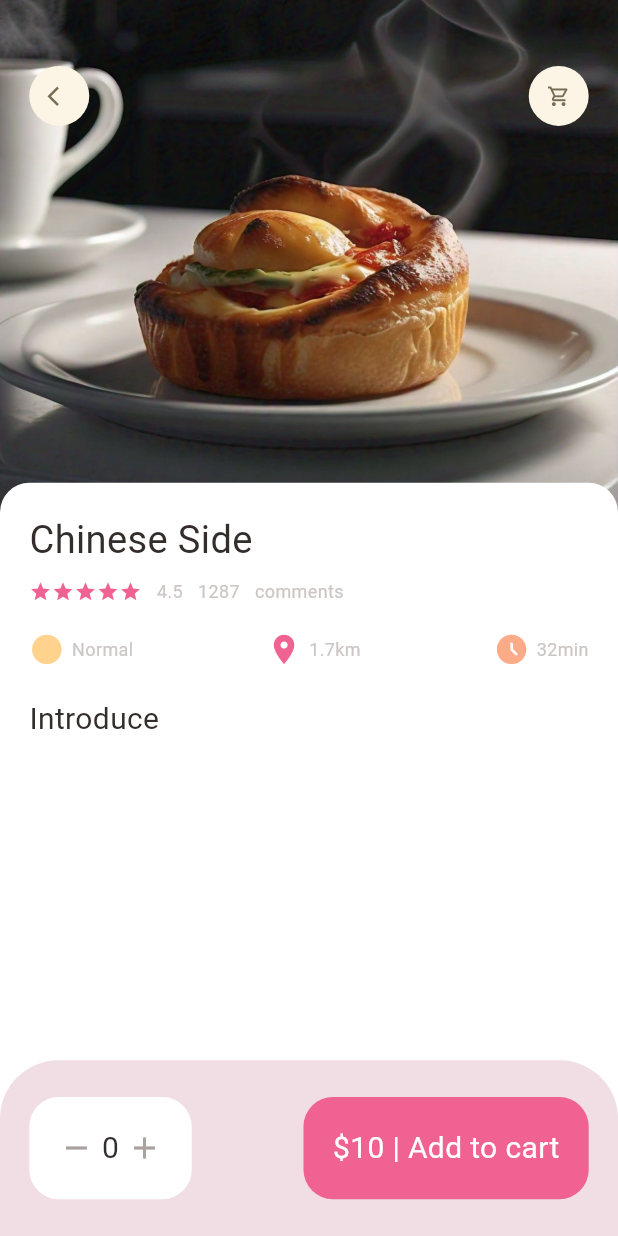
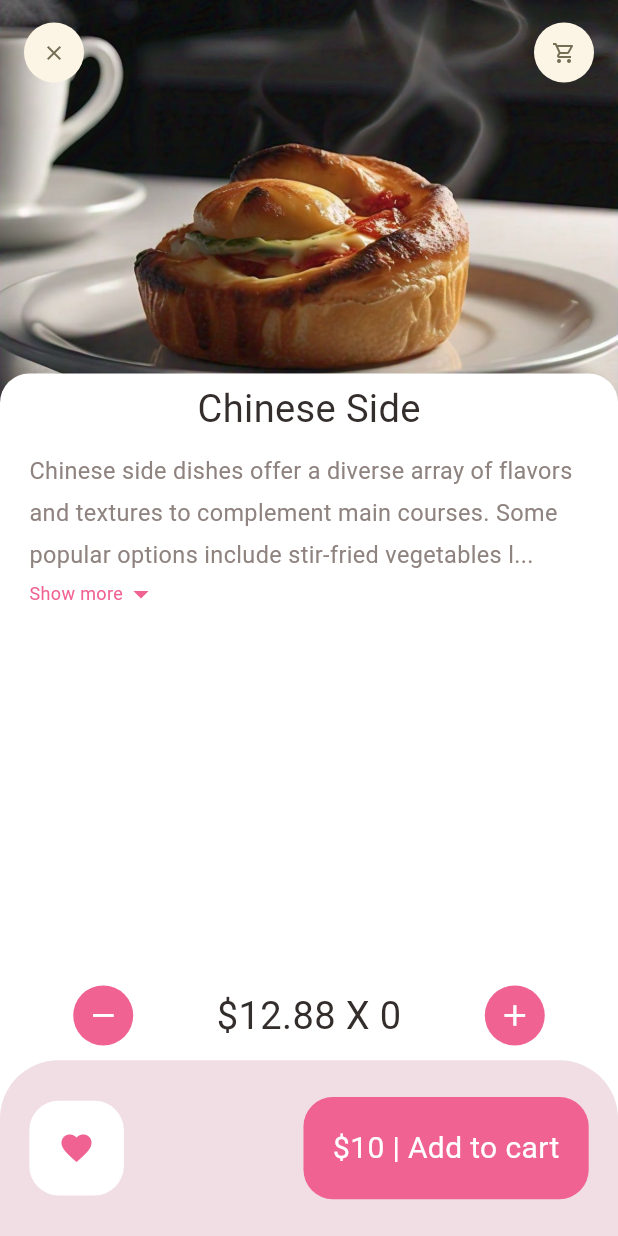
Before and after one commit to Sushma-2004/delish_go, a Flutter app: the screen it shows after launch, on a phone screen of 412 x 824 dp. Run offline on Flutter 3.47's test engine with Material 3 defaults, Android fonts, the phone set to English and light mode, and no system bars; our stand-ins replace dots_indicator, get.

Commit message:
recommended food_detail page

```diff
--- a/lib/main.dart
+++ b/lib/main.dart
@@ -1,5 +1,5 @@
 import 'package:delish_go/pages/food/popular_food_detail.dart';
-import 'package:delish_go/pages/home/main_food_page.dart';
+import 'package:delish_go/pages/food/recommended_food_detail.dart';
 import 'package:flutter/material.dart';
 import 'package:get/get.dart';
 
@@ -20,7 +20,7 @@
         colorScheme: ColorScheme.fromSeed(seedColor: Colors.deepPurple),
         useMaterial3: true,
       ),
-      home: PopularFoodDetail(),
+      home: RecommendedFoodDetail(),
     );
   }
 }
--- a/lib/pages/food/popular_food_detail.dart
+++ b/lib/pages/food/popular_food_detail.dart
@@ -3,6 +3,7 @@ import 'package:delish_go/utils/dimensions.dart';
 import 'package:delish_go/widgets/app_column.dart';
 import 'package:delish_go/widgets/app_icon.dart';
 import 'package:delish_go/widgets/big_text.dart';
+import 'package:delish_go/widgets/expandable_text_widget.dart';
 import 'package:flutter/material.dart';
 
 class PopularFoodDetail extends StatelessWidget {
@@ -14,6 +15,7 @@ class PopularFoodDetail extends StatelessWidget {
       backgroundColor: Colors.white,
       body: Stack(
         children: [
+          //background image
           Positioned(
               left: 0,
               right: 0,
@@ -25,6 +27,7 @@ class PopularFoodDetail extends StatelessWidget {
                         fit: BoxFit.cover,
                         image: AssetImage("assets/image/food1.png"))),
               )),
+          //icon widget
           Positioned(
               top: Dimensions.height45,
               left: Dimensions.width20,
@@ -36,6 +39,7 @@ class PopularFoodDetail extends StatelessWidget {
                   AppIcon(icon: Icons.shopping_cart_outlined)
                 ],
               )),
+          //introduction of food
           Positioned(
               left: 0,
               right: 0,
@@ -60,7 +64,17 @@ class PopularFoodDetail extends StatelessWidget {
                     SizedBox(
                       height: Dimensions.height20,
                     ),
-                    BigText(text: "Introduce")
+                    BigText(text: "Introduce"),
+                   SizedBox(
+                      height: Dimensions.height20,
+                    ),
+                    Expanded(
+                      child: SingleChildScrollView(
+                        child: ExpandableTextWidget(
+                            text:
+                                "Chinese side dishes offer a diverse array of flavors and textures to complement main courses. Some popular options include stir-fried vegetables like broccoli, carrots, and bok choy, as well as braised or steamed choices like eggplant, tofu, and edamame. Additionally, Chinese cuisine often features side dishes like fried wontons, scallion pancakes, and savory dumplings. Other options might include pickled vegetables, like cucumbers or carrots, and fermented foods like kimchi or sauerkraut. These side dishes not only add variety to a meal but also provide a balance of flavors and nutrients. They can be served hot or cold, sweet or savory, and may be cooked using various techniques like steaming, roasting, or stir-frying.",),
+                      ),
+                    )
                   ],
                 ),
               )),
@@ -113,7 +127,10 @@ class PopularFoodDetail extends StatelessWidget {
               decoration: BoxDecoration(
                   borderRadius: BorderRadius.circular(Dimensions.radius20),
                   color: AppColors.mainColor),
-              child: BigText(text: "\$10 | Add to cart",color: Colors.white,),
+              child: BigText(
+                text: "\$10 | Add to cart",
+                color: Colors.white,
+              ),
             )
           ],
         ),
--- /dev/null
+++ b/lib/pages/food/recommended_food_detail.dart
@@ -0,0 +1,147 @@
+import 'package:delish_go/utils/AppColors/app_colors.dart';
+import 'package:delish_go/utils/dimensions.dart';
+import 'package:delish_go/widgets/app_icon.dart';
+import 'package:delish_go/widgets/big_text.dart';
+import 'package:delish_go/widgets/expandable_text_widget.dart';
+import 'package:flutter/material.dart';
+
+class RecommendedFoodDetail extends StatelessWidget {
+  const RecommendedFoodDetail({super.key});
+
+  @override
+  Widget build(BuildContext context) {
+    return Scaffold(
+      backgroundColor: Colors.white,
+      body: CustomScrollView(
+        slivers: [
+          SliverAppBar(
+            toolbarHeight: 70,
+            title: Row(
+              mainAxisAlignment: MainAxisAlignment.spaceBetween,
+              children: [
+                AppIcon(icon: Icons.clear),
+                AppIcon(icon: Icons.shopping_cart_outlined)
+              ],
+            ),
+            bottom: PreferredSize(
+                preferredSize: Size.fromHeight(20),
+                child: Container(
+                  child: Center(
+                      child: BigText(
+                    text: "Chinese Side",
+                    size: Dimensions.font26,
+                  )),
+                  width: double.maxFinite,
+                  padding: EdgeInsets.only(top: 5, bottom: 10),
+                  decoration: BoxDecoration(
+                      borderRadius: BorderRadius.only(
+                          topLeft: Radius.circular(Dimensions.radius20),
+                          topRight: Radius.circular(Dimensions.radius20)),
+                      color: Colors.white),
+                )),
+            pinned: true,
+            backgroundColor: AppColors.buttonBackgroundColor,
+            expandedHeight: 300,
+            flexibleSpace: FlexibleSpaceBar(
+              background: Image.asset(
+                "assets/image/food1.png",
+                width: double.maxFinite,
+                fit: BoxFit.cover,
+              ),
+            ),
+          ),
+          SliverToBoxAdapter(
+              child: Column(
+            children: [
+              Container(
+                margin: EdgeInsets.only(
+                    left: Dimensions.width20, right: Dimensions.width20),
+                child: ExpandableTextWidget(
+                    text:
+                        "Chinese side dishes offer a diverse array of flavors and textures to complement main courses. Some popular options include stir-fried vegetables like broccoli, carrots, and bok choy, as well as braised or steamed choices like eggplant, tofu, and edamame. Additionally, Chinese cuisine often features side dishes like fried wontons, scallion pancakes, and savory dumplings. Other options might include pickled vegetables, like cucumbers or carrots, and fermented foods like kimchi or sauerkraut. These side dishes not only add variety to a meal but also provide a balance of flavors and nutrients. They can be served hot or cold, sweet or savory, and may be cooked using various techniques like steaming, roasting, or stir-frying."),
+              )
+            ],
+          )),
+        ],
+      ),
+      bottomNavigationBar: Column(
+        mainAxisSize: MainAxisSize.min,
+        children: [
+          Container(
+            padding: EdgeInsets.only(
+                left: Dimensions.width20 * 2.5,
+                right: Dimensions.width20 * 2.5,
+                top: Dimensions.height10,
+                bottom: Dimensions.height10),
+            child: Row(
+              mainAxisAlignment: MainAxisAlignment.spaceBetween,
+              children: [
+                AppIcon(
+                    iconSize: Dimensions.icon24,
+                    iconColor: Colors.white,
+                    backgroundColor: AppColors.mainColor,
+                    icon: Icons.remove),
+                BigText(
+                  text: "\$12.88" + " X " + "0",
+                  color: AppColors.mainBlackColor,
+                  size: Dimensions.font26,
+                ),
+                AppIcon(
+                    iconSize: Dimensions.icon24,
+                    iconColor: Colors.white,
+                    backgroundColor: AppColors.mainColor,
+                    icon: Icons.add),
+              ],
+            ),
+          ),
+          Container(
+            height: Dimensions.bottomHeightBar,
+            padding: EdgeInsets.only(
+                top: Dimensions.height30,
+                bottom: Dimensions.height30,
+                left: Dimensions.width20,
+                right: Dimensions.width20),
+            decoration: BoxDecoration(
+                color: AppColors.buttonBackgroundColor,
+                borderRadius: BorderRadius.only(
+                    topLeft: Radius.circular(Dimensions.radius20 * 2),
+                    topRight: Radius.circular(Dimensions.radius20 * 2))),
+            child: Row(
+              mainAxisAlignment: MainAxisAlignment.spaceBetween,
+              children: [
+                Container(
+                  padding: EdgeInsets.only(
+                      top: Dimensions.height20,
+                      bottom: Dimensions.height20,
+                      left: Dimensions.width20,
+                      right: Dimensions.width20),
+                  decoration: BoxDecoration(
+                      borderRadius: BorderRadius.circular(Dimensions.radius20),
+                      color: Colors.white),
+                  child: Icon(
+                    Icons.favorite,
+                    color: AppColors.mainColor,
+                  )
+                ),
+                Container(
+                  padding: EdgeInsets.only(
+                      top: Dimensions.height20,
+                      bottom: Dimensions.height20,
+                      left: Dimensions.width20,
+                      right: Dimensions.width20),
+                  decoration: BoxDecoration(
+                      borderRadius: BorderRadius.circular(Dimensions.radius20),
+                      color: AppColors.mainColor),
+                  child: BigText(
+                    text: "\$10 | Add to cart",
+                    color: Colors.white,
+                  ),
+                )
+              ],
+            ),
+          ),
+        ],
+      ),
+    );
+  }
+}
--- a/lib/utils/AppColors/app_colors.dart
+++ b/lib/utils/AppColors/app_colors.dart
@@ -9,4 +9,5 @@ class AppColors{
   static final paraColor = const Color(0xFF8f837f);
   static final buttonBackgroundColor = Color.fromARGB(255, 240, 222, 228);
   static final signColor = const Color(0xFFa9a29f);
+
 }
--- a/lib/utils/dimensions.dart
+++ b/lib/utils/dimensions.dart
@@ -25,6 +25,7 @@ class Dimensions{
   static double width45 =screenHeight/18.76;
 
   //font size
+  static double font16 = screenHeight/52.7;
   static double font20 = screenHeight/42.2;
   static double font26 = screenHeight/32.46;
   static double font30 = screenHeight/28.13;
--- a/lib/widgets/app_icon.dart
+++ b/lib/widgets/app_icon.dart
@@ -6,7 +6,9 @@ class AppIcon extends StatelessWidget {
   final Color backgroundColor;
   final Color iconColor;
   final double size;
+  final double iconSize;
   const AppIcon({super.key,
+  this.iconSize = 16,
   required this.icon,
   this.backgroundColor = const Color(0xFFfcf4e4),
   this.iconColor = const Color(0xFF756d54),
@@ -24,7 +26,7 @@ class AppIcon extends StatelessWidget {
       child: Icon(
         icon,
         color: iconColor,
-        size: Dimensions.icon16,
+        size: iconSize,
       ),
     );
   }
--- /dev/null
+++ b/lib/widgets/expandable_text_widget.dart
@@ -0,0 +1,83 @@
+import 'package:delish_go/utils/AppColors/app_colors.dart';
+import 'package:delish_go/utils/dimensions.dart';
+import 'package:delish_go/widgets/small_text.dart';
+import 'package:flutter/material.dart';
+
+class ExpandableTextWidget extends StatefulWidget {
+  final String text;
+  const ExpandableTextWidget({super.key, required this.text});
+
+  @override
+  State<ExpandableTextWidget> createState() => _ExpandableTextWidgetState();
+}
+
+class _ExpandableTextWidgetState extends State<ExpandableTextWidget> {
+  late String firstHalf;
+  late String secondHalf;
+
+  bool hiddenText = true;
+
+  double textHeight = Dimensions.screenHeight / 5.63;
+
+  @override
+  void initState() {
+    super.initState();
+    if (widget.text.length > textHeight) {
+      firstHalf = widget.text.substring(0, textHeight.toInt());
+      secondHalf =
+          widget.text.substring(textHeight.toInt() + 1, widget.text.length);
+    } else {
+      firstHalf = widget.text;
+      secondHalf = "";
+    }
+  }
+
+  @override
+  Widget build(BuildContext context) {
+    return Container(
+      child: secondHalf.isEmpty
+          ? SmallText(
+              height:  1.8,
+              size: Dimensions.font16,
+              color: AppColors.paraColor,
+              text: firstHalf)
+          : Column(
+              children: [
+                SmallText(
+                    height: 1.8,
+                    size: Dimensions.font16,
+                    color: AppColors.paraColor,
+                    text: hiddenText
+                        ? (firstHalf + "...")
+                        : (firstHalf + secondHalf)),
+                InkWell(
+                  onTap: () {
+                    setState(() {
+                      hiddenText = !hiddenText;
+                    });
+                  },
+                  child: Row(
+                    children: [
+                      hiddenText?
+                      SmallText(
+                        text: "Show more",
+                        color: AppColors.mainColor,
+                      )
+                      :SmallText(
+                        text: "Show less",
+                        color: AppColors.mainColor,
+                      ),
+                      Icon(
+                        hiddenText
+                            ? Icons.arrow_drop_down
+                            : Icons.arrow_drop_up,
+                        color: AppColors.mainColor,
+                      )
+                    ],
+                  ),
+                )
+              ],
+            ),
+    );
+  }
+}
```
